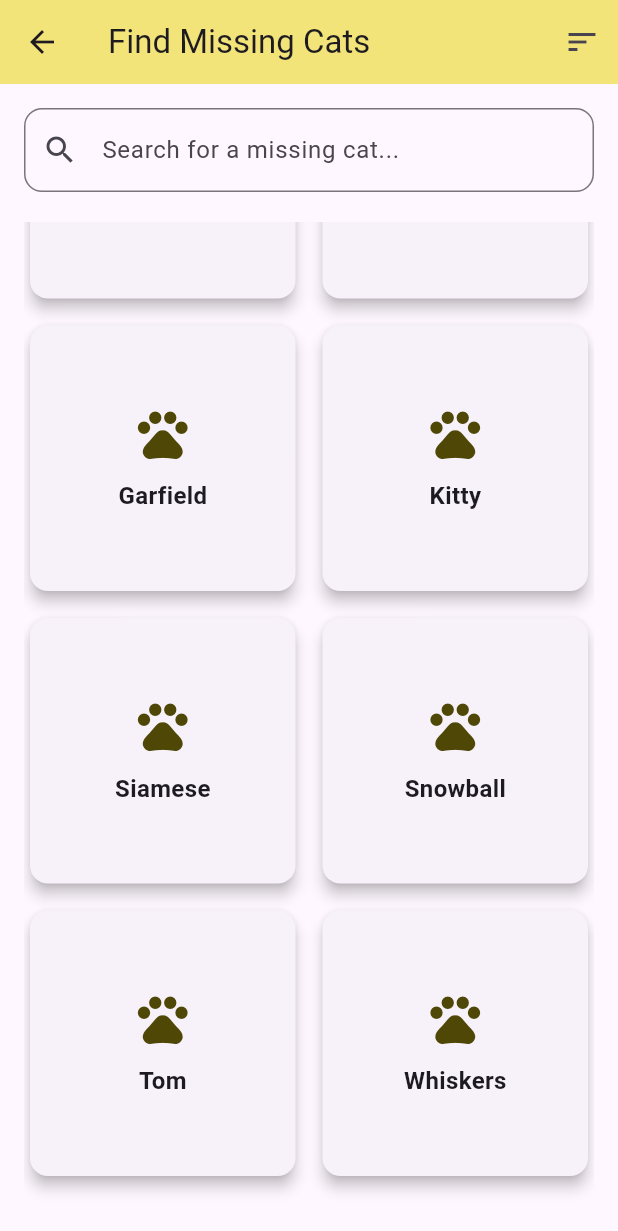
After one commit to MattTeerapatt/MyFluffy, a Flutter app: the FindPage screen opened directly, scrolled down 413 dp, after a tap on the "sort" icon, on a phone screen of 412 x 824 dp. The commit adds this screen. Shown: the top 1231 px of the screen. Run offline on Flutter 3.47's test engine with Material 3 defaults, Android fonts, the phone set to English and light mode, and no system bars; our stand-ins replace google_nav_bar, image_picker; network calls fail.

Commit message:
first draft of missing cat with sort
question is
1.when the first load will it laod all the cat or linmmit just 20 cats
2.search will we use similarityTo or contains contain will search by each character but similart will search by word
3. how to confirm if user found the cats was idk wa no idea .

```diff
--- /dev/null
+++ b/myfluffy/lib/screen/FindPage.dart
@@ -0,0 +1,166 @@
+import 'package:flutter/material.dart';
+import 'package:myfluffy/screen/CatDetailPage.dart';
+
+class FindPage extends StatefulWidget {
+  const FindPage({Key? key}) : super(key: key);
+
+  @override
+  _FindPageState createState() => _FindPageState();
+}
+
+class _FindPageState extends State<FindPage> {
+  Map<String, List<String>> zoneCats = {
+    'Bangkok': ['Fluffy', 'Snowball', 'Garfield'],
+    'Ladkrabang': ['Kitty', 'Whiskers', 'Bangkok', 'Siamese', 'Tom'],
+  };
+
+  Map<String, List<String>> filteredZoneCats = {};
+  bool isSortedByName = false;
+
+  TextEditingController searchController = TextEditingController();
+
+  @override
+  void initState() {
+    super.initState();
+    filteredZoneCats = Map.from(zoneCats);
+  }
+
+  void searchCat(String query) {
+    setState(() {
+      if (query.isEmpty) {
+        filteredZoneCats = Map.from(zoneCats);
+      } else {
+        filteredZoneCats = {};
+        zoneCats.forEach((zone, cats) {
+          final matchedCats = cats.where((cat) {
+            return cat.toLowerCase().contains(query.toLowerCase());
+          }).toList();
+          if (matchedCats.isNotEmpty) {
+            filteredZoneCats[zone] = matchedCats;
+          }
+        });
+      }
+    });
+  }
+
+  void sortCats() {
+    setState(() {
+      if (isSortedByName) {
+        filteredZoneCats = Map.from(zoneCats);
+      } else {
+        // Sort alphabetically by name
+        List<String> allCats = [];
+        zoneCats.values.forEach((cats) => allCats.addAll(cats));
+        allCats.sort((a, b) => a.compareTo(b));
+        filteredZoneCats = {'All Cats': allCats};
+      }
+      isSortedByName = !isSortedByName;
+    });
+  }
+
+  @override
+  Widget build(BuildContext context) {
+    return Scaffold(
+      appBar: AppBar(
+        title: const Text('Find Missing Cats'),
+        backgroundColor: Colors.yellow[300],
+        actions: [
+          IconButton(
+            icon: const Icon(Icons.sort),
+            onPressed: sortCats,
+          ),
+        ],
+      ),
+      body: Padding(
+        padding: const EdgeInsets.all(16.0),
+        child: Column(
+          children: [
+            // Search Bar
+            TextField(
+              controller: searchController,
+              onChanged: searchCat, // searchCat method
+              decoration: InputDecoration(
+                prefixIcon: const Icon(Icons.search),
+                hintText: 'Search for a missing cat...',
+                border: OutlineInputBorder(
+                  borderRadius: BorderRadius.circular(12),
+                  borderSide: const BorderSide(color: Colors.grey),
+                ),
+              ),
+            ),
+            const SizedBox(height: 20),
+            Expanded(
+              child: ListView.builder(
+                itemCount: filteredZoneCats.keys.length,
+                itemBuilder: (context, zoneIndex) {
+                  String zone = filteredZoneCats.keys.elementAt(zoneIndex);
+                  List<String> catsInZone = filteredZoneCats[zone] ?? [];
+
+                  return Column(
+                    crossAxisAlignment: CrossAxisAlignment.start,
+                    children: [
+                      Text(
+                        zone,
+                        style: const TextStyle(
+                          fontSize: 20,
+                          fontWeight: FontWeight.bold,
+                          color: Colors.blue,
+                        ),
+                      ),
+                      const SizedBox(height: 10),
+                      GridView.builder(
+                        shrinkWrap: true,
+                        physics: const NeverScrollableScrollPhysics(),
+                        gridDelegate: const SliverGridDelegateWithFixedCrossAxisCount(
+                          crossAxisCount: 2,
+                          crossAxisSpacing: 10,
+                          mainAxisSpacing: 10,
+                        ),
+                        itemCount: catsInZone.length,
+                        itemBuilder: (context, index) {
+                          return GestureDetector(
+                            onTap: () {
+                              Navigator.push(
+                                context,
+                                MaterialPageRoute(
+                                  builder: (context) => CatDetailPage(catName: catsInZone[index]),
+                                ),
+                              );
+                            },
+                            child: buildCatTile(catsInZone[index]),
+                          );
+                        },
+                      ),
+                      const SizedBox(height: 20),
+                    ],
+                  );
+                },
+              ),
+            ),
+          ],
+        ),
+      ),
+    );
+  }
+
+  Widget buildCatTile(String catName) {
+    return Card(
+      elevation: 4,
+      shape: RoundedRectangleBorder(borderRadius: BorderRadius.circular(12)),
+      child: Column(
+        mainAxisAlignment: MainAxisAlignment.center,
+        children: [
+          const Icon(Icons.pets, size: 40, color: Color.fromARGB(255, 79, 71, 6)),
+          const SizedBox(height: 10),
+          Text(
+            catName,
+            style: const TextStyle(
+              fontSize: 16,
+              fontWeight: FontWeight.bold,
+            ),
+          ),
+        ],
+      ),
+    );
+  }
+}
--- a/myfluffy/lib/screen/PostPage.dart
+++ b/myfluffy/lib/screen/PostPage.dart
@@ -29,13 +29,12 @@ class _PostPageState extends State<PostPage> {
     return Scaffold(
       appBar: AppBar(
         title: const Text('Post'),
-        backgroundColor: Colors.white,
+        backgroundColor: Colors.yellow[300],
         foregroundColor: Colors.black,
         actions: [
           IconButton(
             icon: const Icon(Icons.menu),
             onPressed: () {
-              // Menu icon action
             },
           ),
         ],
--- a/myfluffy/pubspec.yaml
+++ b/myfluffy/pubspec.yaml
@@ -32,6 +32,7 @@ dependencies:
     sdk: flutter
   image_picker: ^0.8.5+3
   google_nav_bar: ^5.0.6
+  string_similarity: ^2.0.0
   provider:
 
 
```
Also changed, not shown: myfluffy/lib/screen/CatDetailPage.dart (added, +119 -0 lines), myfluffy/lib/screen/HomeScreen.dart (+8 -1 lines), myfluffy/lib/screen/ProfilePage.dart (+1 -18 lines), myfluffy/pubspec.lock, 3 other files.
